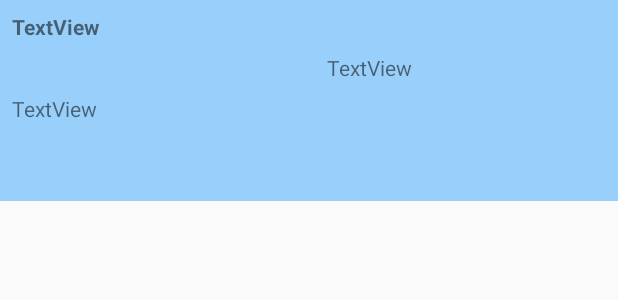
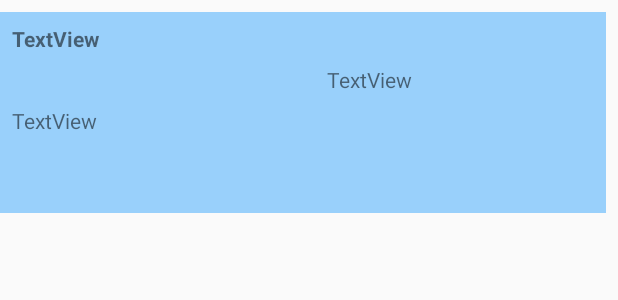
Before and after one commit to salehkai999/NotePad, an Android app: the layout notes_row_layout.xml on its own in the app's theme, with its tools: preview values and no code run, on a phone screen of 412 x 824 dp. Shown: the top 300 px of the screen. Run offline under Robolectric (Android 15) with nearby library versions, the phone set to English and light mode, and no system bars.

Commit message:
Added margains between items on recycleview

```diff
--- a/app/src/main/res/layout/notes_row_layout.xml
+++ b/app/src/main/res/layout/notes_row_layout.xml
@@ -4,6 +4,8 @@
     xmlns:tools="http://schemas.android.com/tools"
     android:layout_width="match_parent"
     android:layout_height="wrap_content"
+    android:layout_marginTop="8dp"
+    android:layout_marginEnd="8dp"
     android:background="#99D0FB">
 
     <TextView
```
